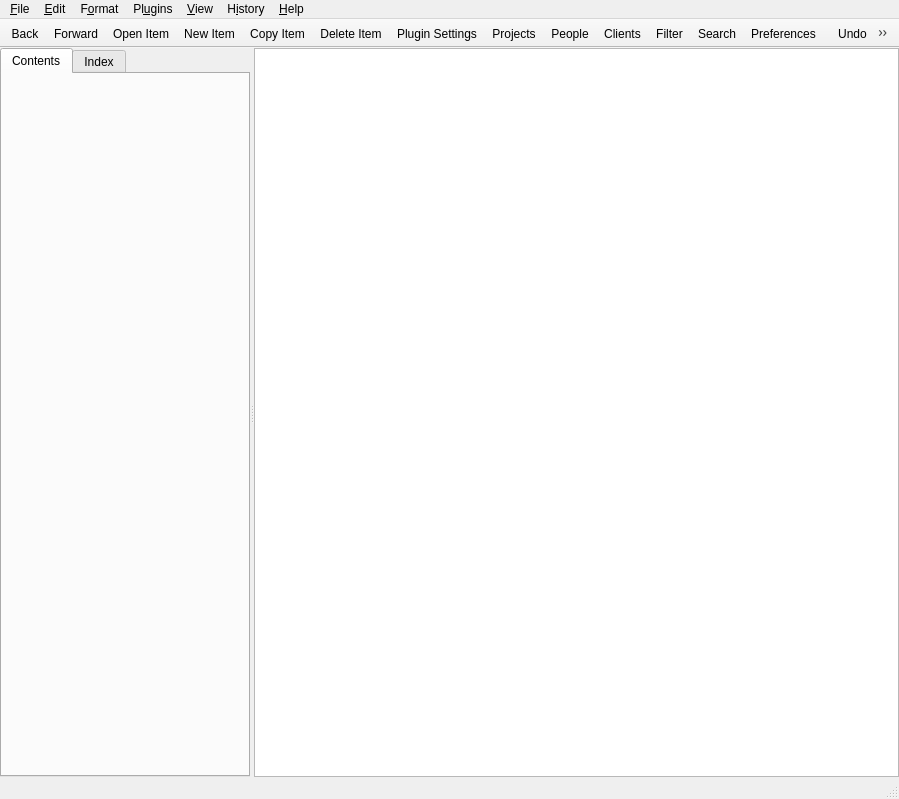
The window that mainwindow.ui (kestermckinney/ProjectNotes) describes before a commit, drawn with Qt 5.
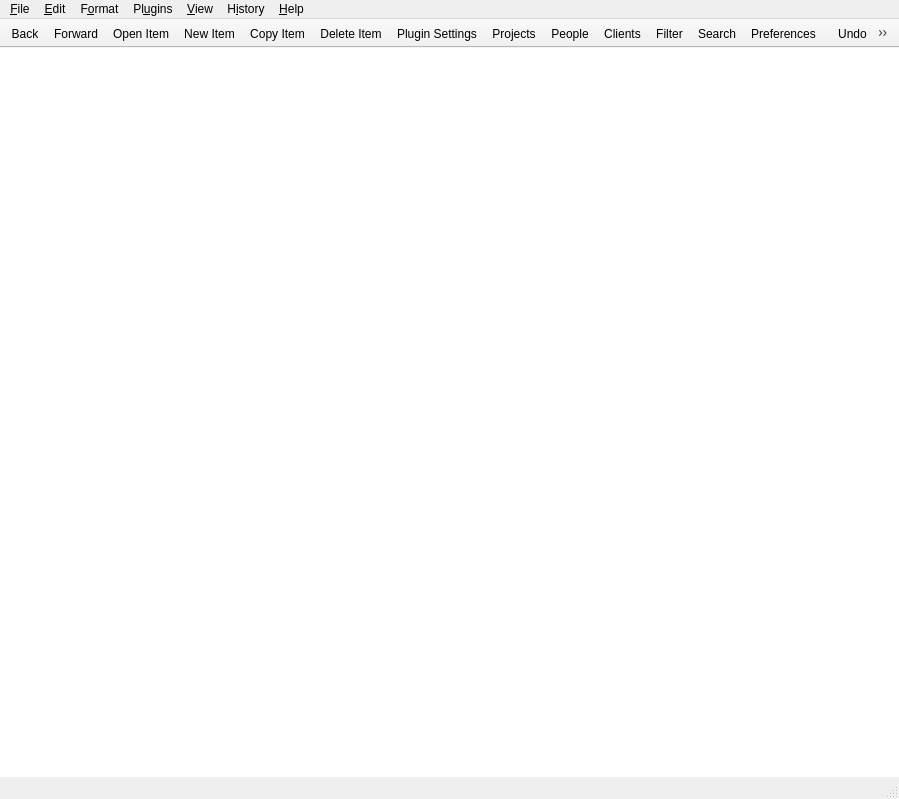
The same window after the commit. Icons and pictures are not drawn. Custom widgets are drawn as their Qt base class.

Commit message: Removed help system replacing it with readthedocs.io

```diff
--- a/mainwindow.ui
+++ b/mainwindow.ui
@@ -6,7 +6,7 @@
    <rect>
     <x>0</x>
     <y>0</y>
-    <width>866</width>
+    <width>879</width>
     <height>799</height>
    </rect>
   </property>
@@ -51,9 +51,6 @@
         <verstretch>0</verstretch>
        </sizepolicy>
       </property>
-      <property name="currentIndex">
-       <number>7</number>
-      </property>
       <widget class="ProjectsListPage" name="pageProjectsList">
        <property name="sizePolicy">
         <sizepolicy hsizetype="Expanding" vsizetype="Expanding">
@@ -1451,54 +1448,6 @@
         </item>
        </layout>
       </widget>
-      <widget class="HelpPage" name="pageHelp">
-       <layout class="QVBoxLayout" name="verticalLayout_10">
-        <property name="spacing">
-         <number>0</number>
-        </property>
-        <property name="leftMargin">
-         <number>0</number>
-        </property>
-        <property name="topMargin">
-         <number>0</number>
-        </property>
-        <property name="rightMargin">
-         <number>0</number>
-        </property>
-        <property name="bottomMargin">
-         <number>0</number>
-        </property>
-        <item>
-         <widget class="QSplitter" name="splitter">
-          <property name="orientation">
-           <enum>Qt::Horizontal</enum>
-          </property>
-          <widget class="QTabWidget" name="tabWidgetContents">
-           <property name="maximumSize">
-            <size>
-             <width>250</width>
-             <height>16777215</height>
-            </size>
-           </property>
-           <property name="currentIndex">
-            <number>0</number>
-           </property>
-           <widget class="QWidget" name="tabContents">
-            <attribute name="title">
-             <string>Contents</string>
-            </attribute>
-           </widget>
-           <widget class="QWidget" name="tabIndex">
-            <attribute name="title">
-             <string>Index</string>
-            </attribute>
-           </widget>
-          </widget>
-          <widget class="HelpBrowser" name="textBrowser"/>
-         </widget>
-        </item>
-       </layout>
-      </widget>
      </widget>
     </item>
    </layout>
@@ -2592,17 +2541,6 @@
    <extends>QTableView</extends>
    <header>searchresultsview.h</header>
   </customwidget>
-  <customwidget>
-   <class>HelpPage</class>
-   <extends>QWidget</extends>
-   <header>helppage.h</header>
-   <container>1</container>
-  </customwidget>
-  <customwidget>
-   <class>HelpBrowser</class>
-   <extends>QTextBrowser</extends>
-   <header>helpbrowser.h</header>
-  </customwidget>
   <customwidget>
    <class>PNPlainTextEdit</class>
    <extends>QPlainTextEdit</extends>
```
Left out of the diff: 20 changed lines with no effect on the pictures. The commit also changes 44 other files.
